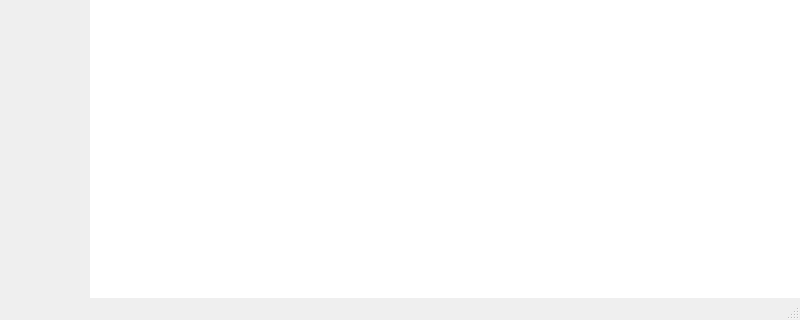
Before: the Qt Designer form code/doctorclient.ui in laonuo2004/cpp-qt-medical-system, drawn with Qt 5; both pictures show x 0 to 800 and y 280 to 600 of the 800 by 600 pixel window.
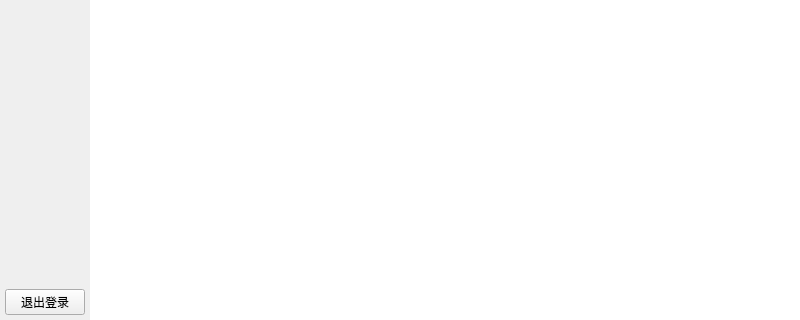
After: the same form once the commit is applied.

What changed in the file:
```diff
--- a/code/doctorclient.ui
+++ b/code/doctorclient.ui
@@ -99,6 +99,13 @@
         </property>
        </spacer>
       </item>
+      <item>
+       <widget class="QPushButton" name="LogoutBtn">
+        <property name="text">
+         <string>退出登录</string>
+        </property>
+       </widget>
+      </item>
      </layout>
     </item>
     <item>
@@ -123,7 +130,6 @@
     </rect>
    </property>
   </widget>
-  <widget class="QStatusBar" name="statusbar"/>
  </widget>
  <resources/>
  <connections/>
```
